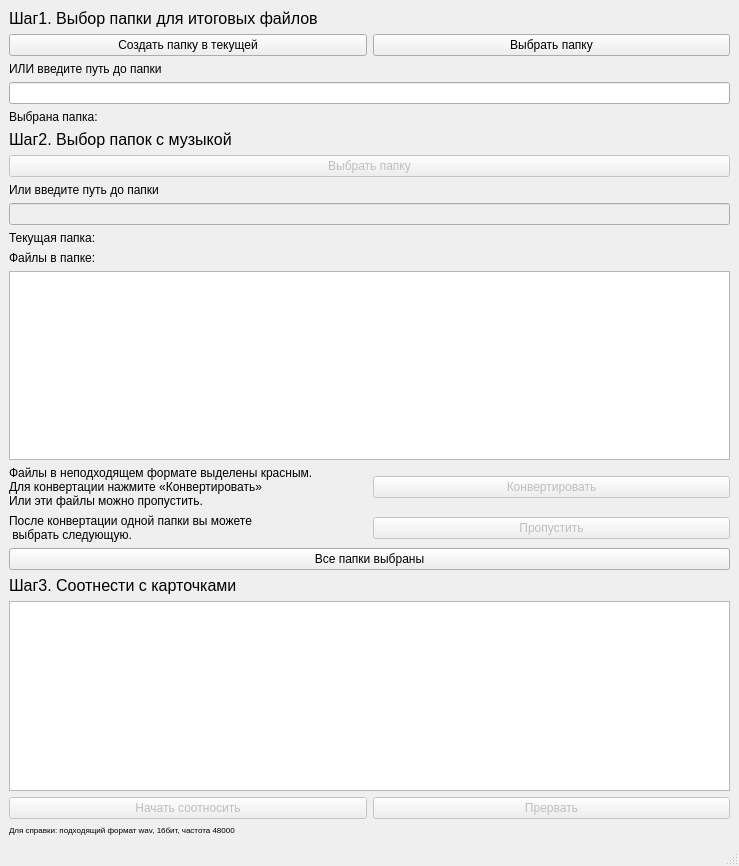
ungverd/ShadowGardenPyqt, file main.ui: the form before one commit.
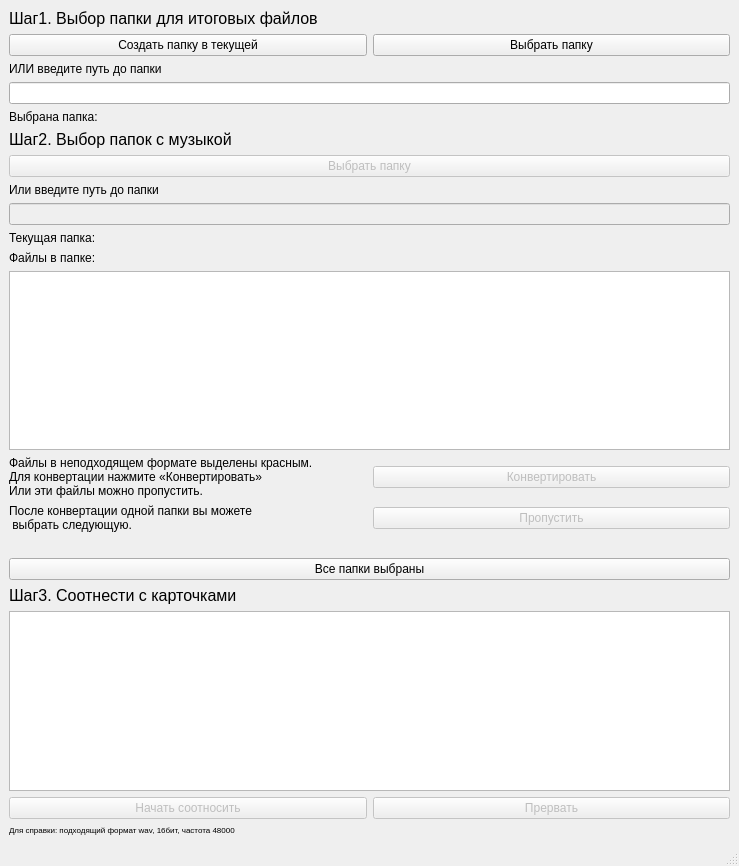
The form after the commit.

Commit message: try to add converting state

```diff
--- a/main.ui
+++ b/main.ui
@@ -24,7 +24,7 @@
       </property>
      </widget>
     </item>
-    <item row="18" column="1">
+    <item row="19" column="1">
      <widget class="QLabel" name="LblStep3">
       <property name="font">
        <font>
@@ -99,7 +99,7 @@
     <item row="3" column="1" colspan="2">
      <widget class="QLineEdit" name="LinePathDest"/>
     </item>
-    <item row="21" column="1" colspan="2">
+    <item row="22" column="1" colspan="2">
      <widget class="QLabel" name="LblFormat">
       <property name="font">
        <font>
@@ -118,7 +118,7 @@
       </property>
      </widget>
     </item>
-    <item row="20" column="1">
+    <item row="21" column="1">
      <widget class="QPushButton" name="BtnCards">
       <property name="enabled">
        <bool>false</bool>
@@ -143,7 +143,7 @@
       </property>
      </widget>
     </item>
-    <item row="19" column="1" colspan="2">
+    <item row="20" column="1" colspan="2">
      <widget class="QListView" name="LstDirs"/>
     </item>
     <item row="4" column="1" colspan="2">
@@ -177,7 +177,7 @@
       </property>
      </widget>
     </item>
-    <item row="20" column="2">
+    <item row="21" column="2">
      <widget class="QPushButton" name="BtnStop">
       <property name="enabled">
        <bool>false</bool>
@@ -187,7 +187,7 @@
       </property>
      </widget>
     </item>
-    <item row="17" column="1" colspan="2">
+    <item row="18" column="1" colspan="2">
      <widget class="QPushButton" name="BtnReady">
       <property name="text">
        <string>Все папки выбраны</string>
@@ -202,6 +202,13 @@
       </property>
      </widget>
     </item>
+    <item row="17" column="1" colspan="2">
+     <widget class="QLabel" name="LblProgress">
+      <property name="text">
+       <string/>
+      </property>
+     </widget>
+    </item>
    </layout>
   </widget>
   <widget class="QMenuBar" name="menubar">
```
The commit also changes 2 other files.
